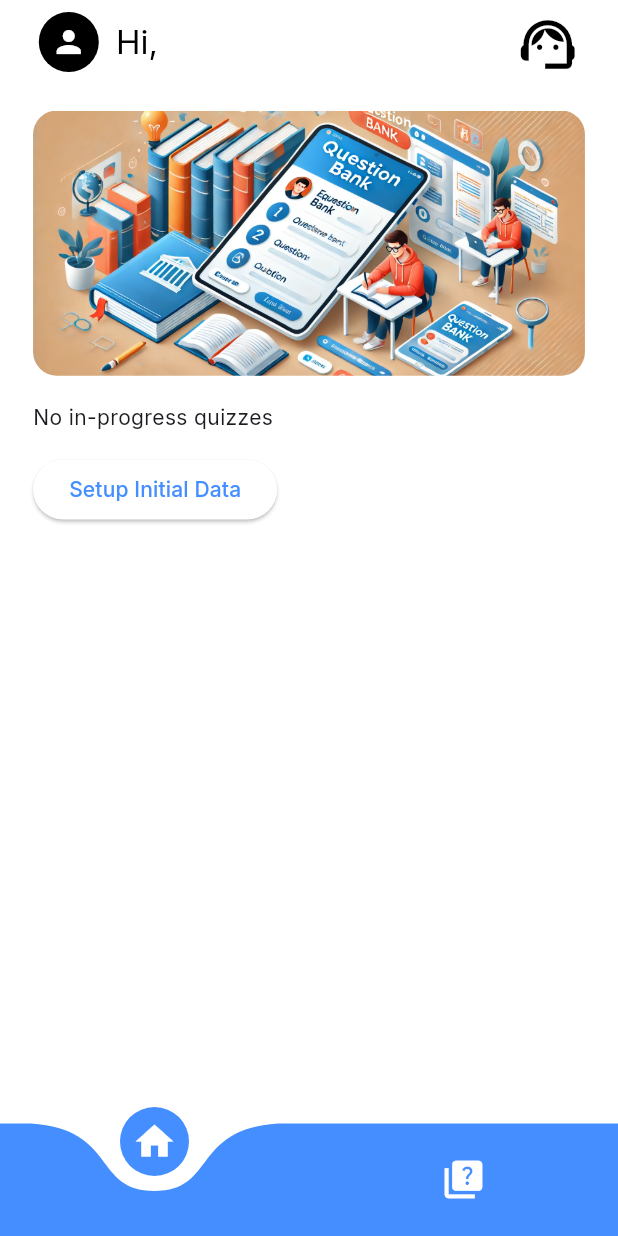
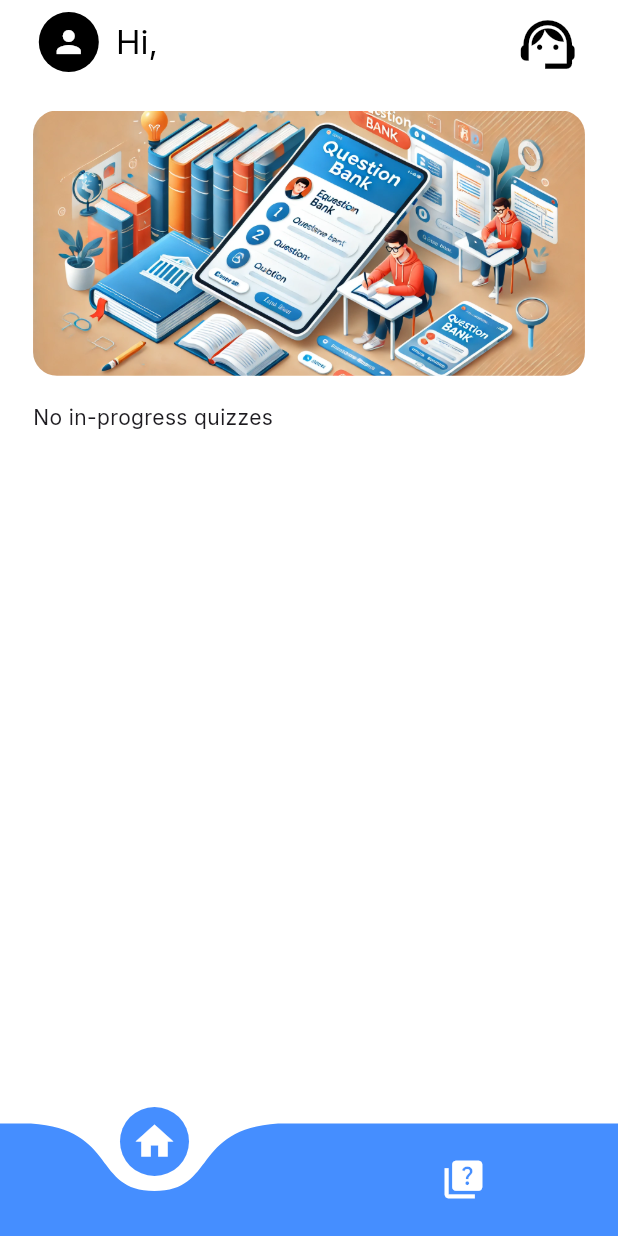
Before and after one commit to sixtusagbo/aceit, a Flutter app: the screen it shows once a user with an empty profile is signed in, on a phone screen of 412 x 824 dp. Run offline on Flutter 3.47's test engine with Material 3 defaults, Android fonts, the phone set to English and light mode, and no system bars; drawn by our look-alikes of curved_navigation_bar; our stand-ins replace cloud_firestore, dart_mappable, firebase_auth, firebase_core, flutter_hooks, flutter_screenutil and 4 more; missing offline and left inert: firebase_ui_auth; accounts and stored records are empty; generated files the repository leaves out were written again.

Commit message:
Remove initial setup button

```diff
--- a/lib/pages/home_page.dart
+++ b/lib/pages/home_page.dart
@@ -1,7 +1,6 @@
 import 'package:aceit/pages/profile_page.dart';
 import 'package:aceit/state/auth.dart';
 import 'package:aceit/state/quiz_results.dart';
-import 'package:aceit/state/setup_firestore.dart';
 import 'package:aceit/utils/constants.dart';
 import 'package:aceit/utils/extensions.dart';
 import 'package:aceit/widgets/auto_scrolling_carousel.dart';
@@ -124,15 +123,6 @@ class HomePage extends ConsumerWidget {
               loading: CircularProgressIndicator.new,
             ),
             16.verticalSpace,
-
-            /// Setup initial data
-            ElevatedButton(
-              onPressed: () async {
-                final setup = SetupFirestore();
-                await setup.setupInitialData();
-              },
-              child: const Text('Setup Initial Data'),
-            ),
           ],
         ),
       ),
```
